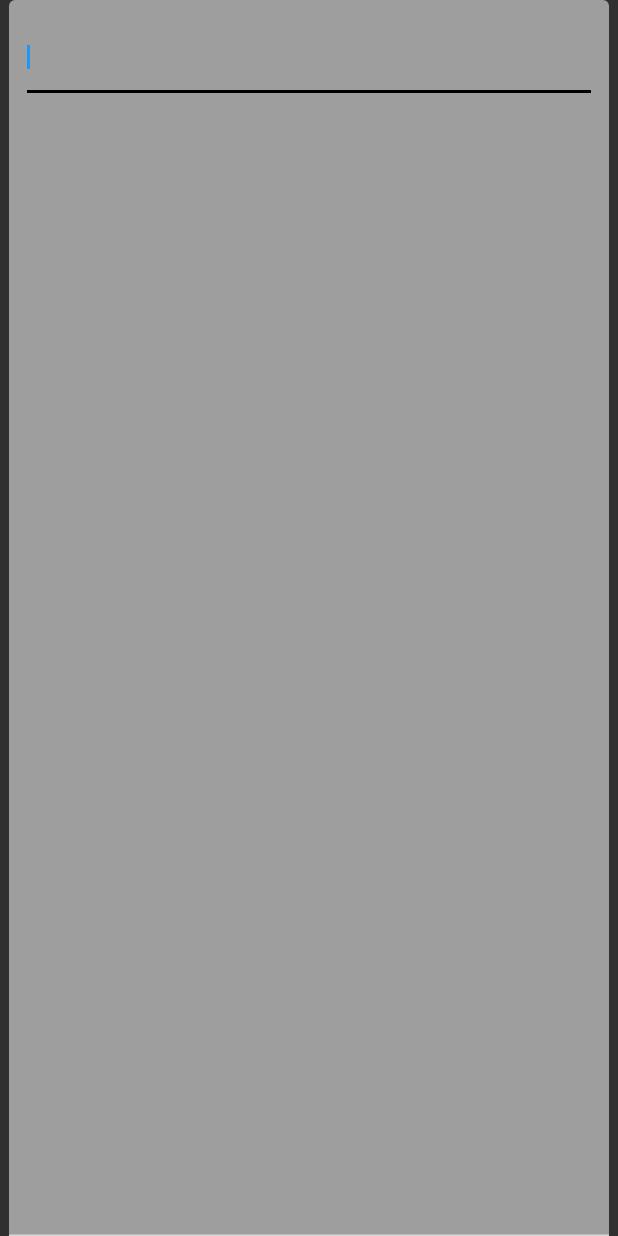
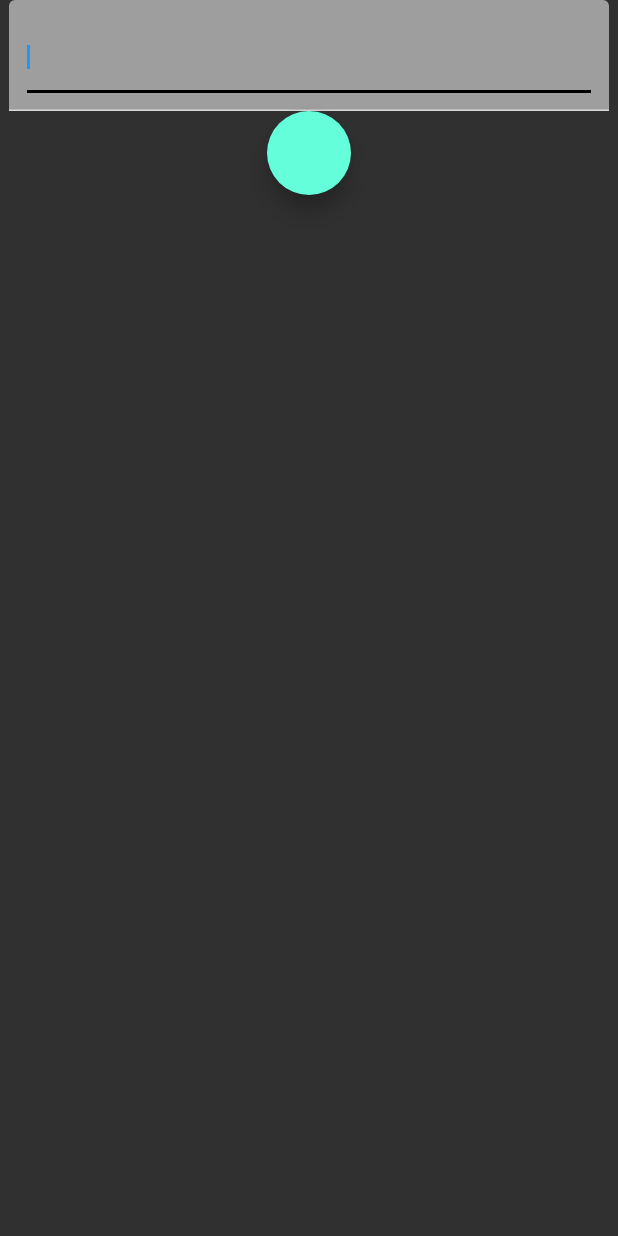
Before and after one commit to skalio/flutter-chips-selector, a Flutter app: the screen it shows after launch, on a phone screen of 412 x 824 dp. Run offline on Flutter 3.47's test engine with Material 2 defaults, Android fonts, the phone set to English and light mode, and no system bars.

```diff
--- a/example/lib/main.dart
+++ b/example/lib/main.dart
@@ -27,9 +27,14 @@ class _MyApp extends StatelessWidget {
 class MyWidget extends StatelessWidget {
   const MyWidget({Key? key}) : super(key: key);
 
+  static final nextFocus = FocusNode();
+
   @override
   Widget build(BuildContext context) {
-    return ChipsSelector<String>(
+    return Column(
+      children: [
+        ChipsSelector<String>(
+          nextFocus: nextFocus,
           underlineColor: Colors.black,
           chipBuilder: (context, state, data) => Container(
             decoration: BoxDecoration(
@@ -72,6 +77,12 @@ class MyWidget extends StatelessWidget {
           onChanged: (v) {
             // use the updated list of chips here
           },
+        ),
+        FloatingActionButton(
+          onPressed: () {},
+          focusNode: nextFocus,
+        ),
+      ],
     );
   }
 }
```
Lines whose indentation alone changed are shown as unchanged.
